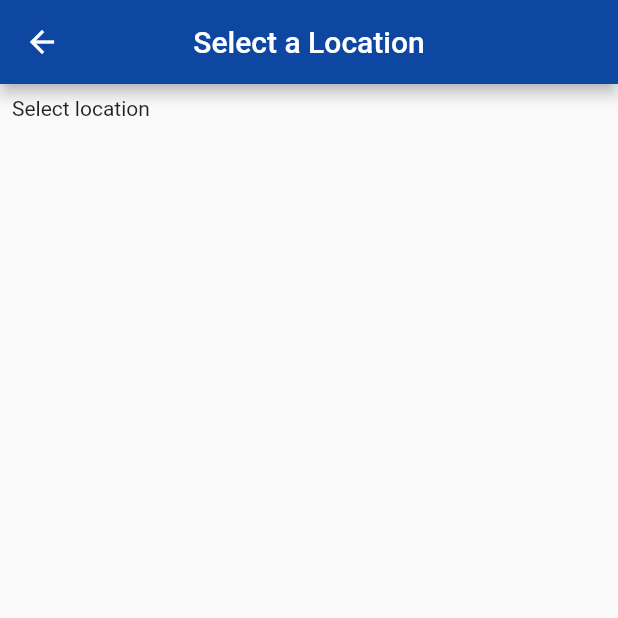
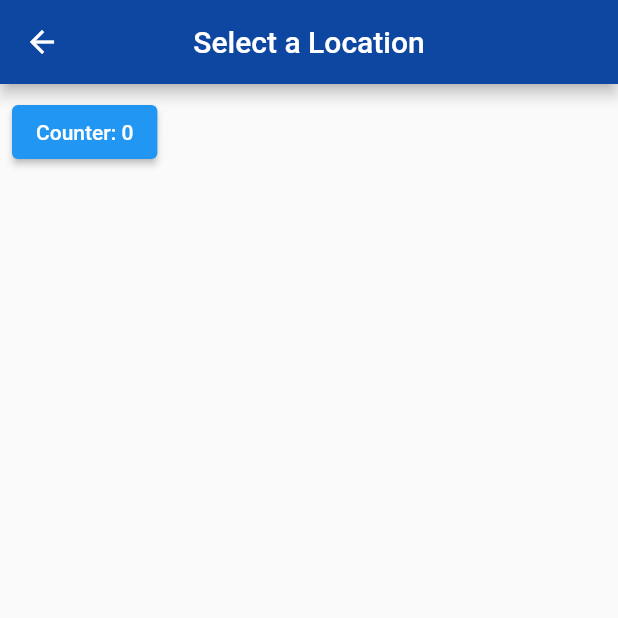
Before and after one commit to Boahen123/world_time, a Flutter app: the screen it shows after launch, after a tap on "Edit Location", on a phone screen of 412 x 824 dp, the top half of it. Run offline on Flutter 3.47's test engine with Material 2 defaults, Android fonts, the phone set to English and light mode, and no system bars; our stand-ins replace logger, page_transition.

```diff
--- a/lib/screens/home.dart
+++ b/lib/screens/home.dart
@@ -22,10 +22,9 @@ class _HomeState extends State<Home> {
             Navigator.push(
               context,
               PageTransition(
-                  type: PageTransitionType.bottomToTop,
-                  child: const SelectLocation(),
-                  duration: const Duration(seconds: 3),
-                  reverseDuration: const Duration(seconds: 3)),
+                type: PageTransitionType.fade,
+                child: const SelectLocation(),
+              ),
             );
           },
           icon: const Icon(
--- a/lib/screens/select_location.dart
+++ b/lib/screens/select_location.dart
@@ -1,4 +1,5 @@
 import 'package:flutter/material.dart';
+import 'package:logger/logger.dart';
 
 class SelectLocation extends StatefulWidget {
   const SelectLocation({super.key});
@@ -8,8 +9,17 @@ class SelectLocation extends StatefulWidget {
 }
 
 class _SelectLocationState extends State<SelectLocation> {
+  var console = Logger();
+  int counter = 0;
+  @override
+  void initState() {
+    super.initState();
+    console.i('initState function ran');
+  }
+
   @override
   Widget build(BuildContext context) {
+    console.i('build function ran');
     return Scaffold(
         appBar: AppBar(
           title: const Text('Select a Location'),
@@ -17,10 +27,16 @@ class _SelectLocationState extends State<SelectLocation> {
           backgroundColor: Colors.blue[900],
           // elevation: 0.0,
         ),
-        body: const SafeArea(
+        body: SafeArea(
             child: Padding(
-          padding: EdgeInsets.all(8.0),
-          child: Text('Select location'),
+          padding: const EdgeInsets.all(8.0),
+          child: ElevatedButton(
+              onPressed: () {
+                setState(() {
+                  counter += 1;
+                });
+              },
+              child: Text('Counter: $counter')),
         )));
   }
 }
--- a/pubspec.yaml
+++ b/pubspec.yaml
@@ -29,6 +29,7 @@ environment:
 # versions available, run `flutter pub outdated`.
 dependencies:
   page_transition: '^2.0.9'
+  logger: ^1.4.0
   flutter:
     sdk: flutter
 
```
Also changed, not shown: pubspec.lock.
